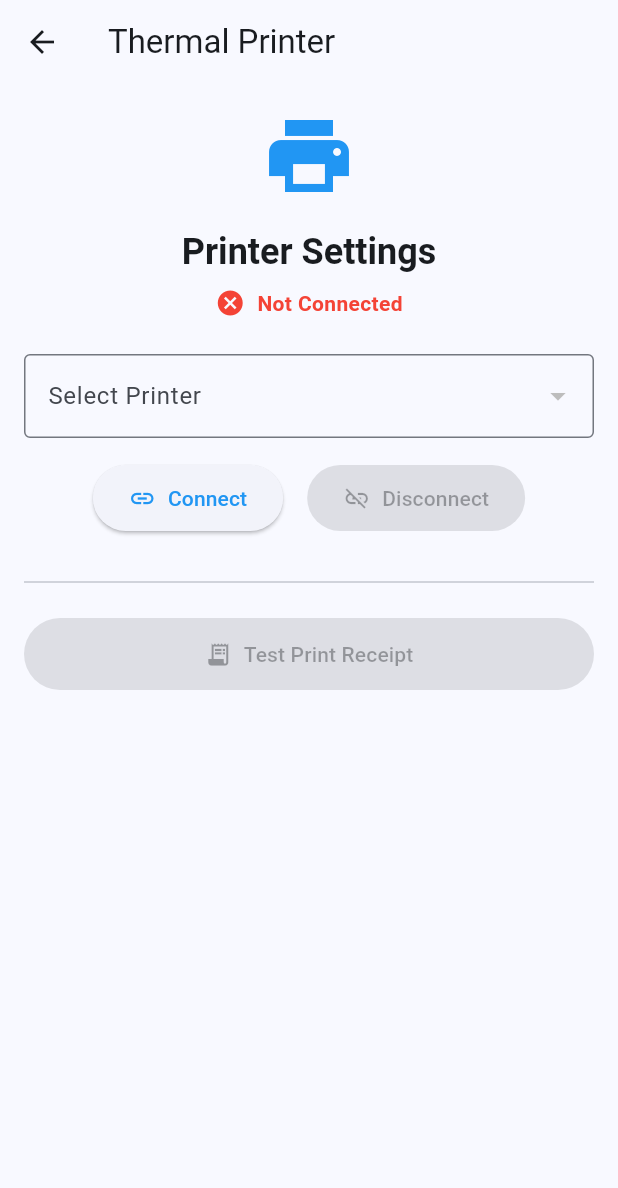
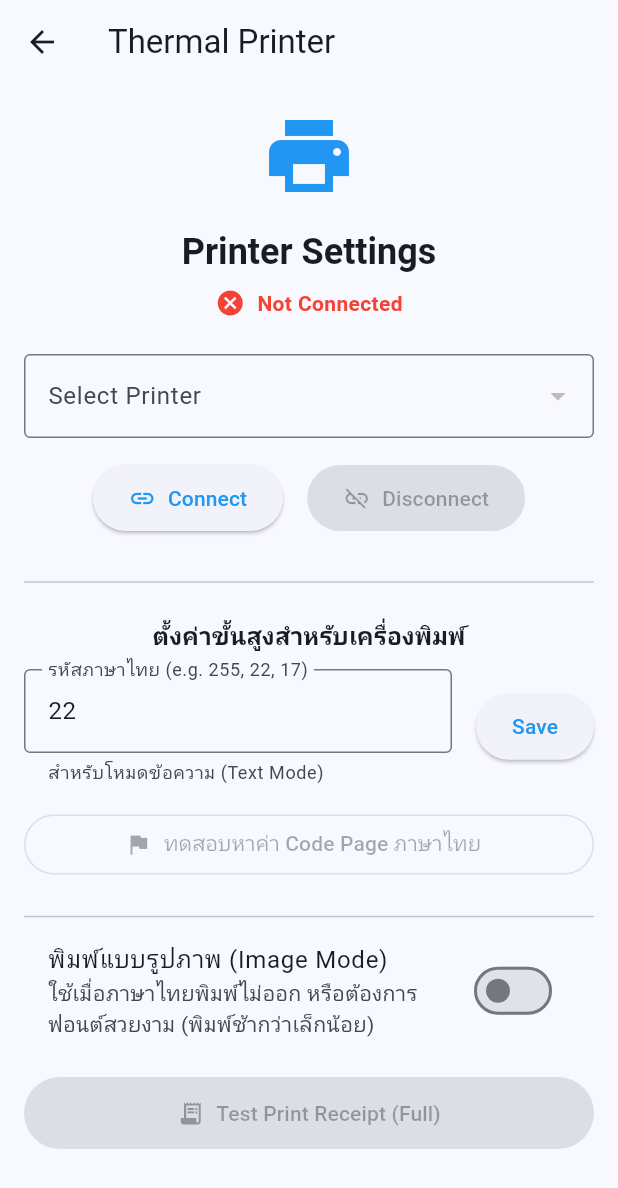
Before and after one commit to sattha249/bright-motor-mobile, a Flutter app: the PrinterPage screen opened directly, on a phone screen of 412 x 824 dp. Shown: the top 1188 px of the screen. Run offline on Flutter 3.47's test engine with Material 3 defaults, Android fonts, the phone set to English and light mode, and no system bars; our stand-ins replace flutter_dotenv, flutter_hooks, hooks_riverpod, riverpod, shared_preferences; missing offline and left inert: blue_thermal_printer, pretty_http_logger; accounts and stored records are empty.

Commit message:
new option for printer setting for compatible with many model

```diff
--- a/lib/screens/printer/printer_page.dart
+++ b/lib/screens/printer/printer_page.dart
@@ -3,6 +3,8 @@ import 'package:brightmotor_store/printer/print_service.dart';
 import 'package:brightmotor_store/providers/printer_provider.dart'; // อย่าลืม import provider ที่สร้าง
 import 'package:flutter/material.dart';
 import 'package:flutter/services.dart';
+import 'package:brightmotor_store/models/cart_model.dart';
+import 'package:brightmotor_store/models/product_model.dart';
 import 'package:hooks_riverpod/hooks_riverpod.dart';
 import 'package:brightmotor_store/utils/preferences.dart';
 
@@ -17,6 +19,8 @@ class _PrinterPageState extends ConsumerState<PrinterPage> {
   BlueThermalPrinter bluetooth = BlueThermalPrinter.instance;
   List<BluetoothDevice> devices = [];
   final Preferences preferences = Preferences();
+  final TextEditingController _codePageController = TextEditingController(text: '22');
+  bool _isImageMode = false;
 
   @override
   void initState() {
@@ -27,6 +31,14 @@ class _PrinterPageState extends ConsumerState<PrinterPage> {
   Future<void> _initPrinter() async {
     // 1. ดึงรายชื่ออุปกรณ์ Bluetooth ทั้งหมดที่เคย Pair ไว้
     await _getDevices();
+
+    final savedCodePage = await preferences.getPrinterCodePage();
+    final savedImageMode = await preferences.getPrinterImageMode();
+
+    setState(() {
+      _codePageController.text = savedCodePage.toString();
+      _isImageMode = savedImageMode;
+    });
 
     // 2. เช็คว่ามีค่าที่บันทึกไว้ไหม (Saved Printer)
     final savedPrinter = await preferences.getSavedPrinter();
@@ -136,19 +148,38 @@ class _PrinterPageState extends ConsumerState<PrinterPage> {
     );
   }
 
+  Future<void> _saveCodePage() async {
+    final code = int.tryParse(_codePageController.text) ?? 255;
+    await preferences.savePrinterCodePage(code);
+    if (mounted) {
+      ScaffoldMessenger.of(context).showSnackBar(
+        SnackBar(content: Text("Saved Code Page: $code")),
+      );
+      // Hide keyboard
+      FocusScope.of(context).unfocus();
+    }
+  }
+
+  Future<void> _toggleImageMode(bool value) async {
+    setState(() {
+      _isImageMode = value;
+    });
+    await preferences.savePrinterImageMode(value);
+  }
+
   @override
   Widget build(BuildContext context) {
-    // ดึงค่าจาก Provider
     final selectedDevice = ref.watch(selectedPrinterProvider);
     final isConnected = ref.watch(isPrinterConnectedProvider);
 
     return Scaffold(
       appBar: AppBar(title: const Text("Thermal Printer")),
-      body: Padding(
+      body: SingleChildScrollView(
         padding: const EdgeInsets.all(16.0),
         child: Column(
           crossAxisAlignment: CrossAxisAlignment.center,
           children: [
+            // ... (Icons, Status, Dropdown, Connect Buttons - same as before) ...
             Icon(Icons.print, size: 64, color: Theme.of(context).colorScheme.primary),
             const SizedBox(height: 16),
             Text(
@@ -157,8 +188,6 @@ class _PrinterPageState extends ConsumerState<PrinterPage> {
               textAlign: TextAlign.center,
             ),
             const SizedBox(height: 8),
-
-            // Status Indicator
             Row(
               mainAxisAlignment: MainAxisAlignment.center,
               children: [
@@ -177,17 +206,13 @@ class _PrinterPageState extends ConsumerState<PrinterPage> {
                 ),
               ],
             ),
-
             const SizedBox(height: 24),
-
-            // Dropdown เลือก Printer
             DropdownButtonFormField<BluetoothDevice>(
               decoration: const InputDecoration(
                 labelText: "Select Printer",
                 border: OutlineInputBorder(),
               ),
               value: selectedDevice,
-              // [Logic 1 & 2] จำค่าจาก Provider และ ล็อคถ้า Connected
               items: devices.map((device) {
                 return DropdownMenuItem(
                   value: device,
@@ -195,54 +220,128 @@ class _PrinterPageState extends ConsumerState<PrinterPage> {
                 );
               }).toList(),
               onChanged: isConnected
-                  ? null // ถ้าต่ออยู่ ให้เป็น null (Disabled/Locked)
+                  ? null
                   : (device) {
-                      // ถ้ายังไม่ต่อ ให้เลือกได้ และอัปเดต Provider
                       ref.read(selectedPrinterProvider.notifier).state = device;
                     },
             ),
-
             const SizedBox(height: 16),
-
-            // ปุ่ม Connect / Disconnect
             Row(
               mainAxisAlignment: MainAxisAlignment.center,
               children: [
                 ElevatedButton.icon(
-                  // ถ้าต่ออยู่ ห้ามกด Connect ซ้ำ
                   onPressed: isConnected ? null : _connectToPrinter,
                   icon: const Icon(Icons.link),
                   label: const Text("Connect"),
                 ),
                 const SizedBox(width: 16),
                 ElevatedButton.icon(
-                  // ถ้ายังไม่ต่อ ห้ามกด Disconnect
                   onPressed: !isConnected ? null : _disconnectPrinter,
                   icon: const Icon(Icons.link_off),
                   label: const Text("Disconnect"),
                   style: ElevatedButton.styleFrom(
                     backgroundColor: Colors.redAccent,
-                    foregroundColor: Colors.white, // สีตัวหนังสือ
+                    foregroundColor: Colors.white,
                   ),
                 ),
               ],
             ),
 
             const SizedBox(height: 24),
-            Divider(),
+            const Divider(),
+
+            const SizedBox(height: 16),
+            Text(
+              "ตั้งค่าขั้นสูงสำหรับเครื่องพิมพ์",
+              style: Theme.of(context).textTheme.titleMedium?.copyWith(fontWeight: FontWeight.bold),
+            ),
+            const SizedBox(height: 10),
+
+            // Code Page Input (Disable if Image Mode is ON to avoid confusion)
+            Row(
+              children: [
+                Expanded(
+                  child: TextField(
+                    controller: _codePageController,
+                    keyboardType: TextInputType.number,
+                    enabled: !_isImageMode, // Disable when Image Mode is on
+                    decoration: InputDecoration(
+                      labelText: "รหัสภาษาไทย (e.g. 255, 22, 17)",
+                      border: const OutlineInputBorder(),
+                      helperText: _isImageMode
+                          ? "ไม่ได้ใช้งานในโหมดรูปภาพ"
+                          : "สำหรับโหมดข้อความ (Text Mode)",
+                    ),
+                  ),
+                ),
+                const SizedBox(width: 16),
+                ElevatedButton(
+                  onPressed: _isImageMode ? null : _saveCodePage,
+                  child: const Text("Save"),
+                ),
+              ],
+            ),
+
             const SizedBox(height: 16),
 
-            // ปุ่ม Test Print
+            OutlinedButton.icon(
+              onPressed: (isConnected && !_isImageMode)
+                  ? () => PrintService().findThaiCodePage(context)
+                  : null,
+              icon: const Icon(Icons.flag),
+              label: const Text("ทดสอบหาค่า Code Page ภาษาไทย"),
+              style: OutlinedButton.styleFrom(
+                minimumSize: const Size.fromHeight(40),
+              ),
+            ),
+
+            const SizedBox(height: 16),
+            const Divider(),
+
+            // [New] Image Mode Switch
+            SwitchListTile(
+              title: const Text("พิมพ์แบบรูปภาพ (Image Mode)"),
+              subtitle: const Text("ใช้เมื่อภาษาไทยพิมพ์ไม่ออก หรือต้องการฟอนต์สวยงาม (พิมพ์ช้ากว่าเล็กน้อย)"),
+              value: _isImageMode,
+              onChanged: _toggleImageMode,
+              activeColor: Theme.of(context).colorScheme.primary,
+            ),
+
+            const SizedBox(height: 16),
+
             ElevatedButton.icon(
               onPressed: isConnected
-                  ? () => PrintService().testPrinter()
-                  : null, // ถ้าไม่ต่อ กดไม่ได้
+                  ? () => PrintService().printReceipt(context, [
+                      // Creating dummy items for test
+                      CartItem(
+                        product: Product(
+                          id: 999,
+                          description: "ทดสอบสินค้า A",
+                          sellPrice: "100.00",
+                          category: "", brand: "", model: "", costPrice: "", unit: "",
+                        ),
+                        quantity: 1,
+                        discountValue: 0.0
+                      ),
+                      CartItem(
+                        product: Product(
+                          id: 888,
+                          description: "ทดสอบสินค้า B",
+                          sellPrice: "50.00",
+                          category: "", brand: "", model: "", costPrice: "", unit: "",
+                        ),
+                        quantity: 2,
+                        discountValue: 0.0
+                      ),
+                    ], customerName: "ลูกค้าทดสอบ")
+                  : null,
               icon: const Icon(Icons.receipt_long),
-              label: const Text("Test Print Receipt"),
+              label: const Text("Test Print Receipt (Full)"),
               style: ElevatedButton.styleFrom(
                 minimumSize: const Size.fromHeight(48),
               ),
             ),
+            const SizedBox(height: 20),
           ],
         ),
       ),
--- a/lib/utils/preferences.dart
+++ b/lib/utils/preferences.dart
@@ -10,7 +10,8 @@ class Preferences {
   static const String keyToken = 'auth_token';
   static const String keyPrinterName = 'printer_name';
   static const String keyPrinterAddress = 'printer_address';
-
+  static const String keyPrinterCodePage = 'printer_code_page';
+  static const String keyPrinterImageMode = 'printer_image_mode';
   // --- จัดการ Token (Login/Logout) ---
 
   // บันทึก Token
@@ -58,4 +59,25 @@ class Preferences {
     await prefs.remove(keyPrinterName);
     await prefs.remove(keyPrinterAddress);
   }
+
+  Future<void> savePrinterCodePage(int code) async {
+    final prefs = await SharedPreferences.getInstance();
+    await prefs.setInt(keyPrinterCodePage, code);
+  }
+
+  // [New] Get Printer Code Page (default to 22 if not set)
+  Future<int> getPrinterCodePage() async {
+    final prefs = await SharedPreferences.getInstance();
+    return prefs.getInt(keyPrinterCodePage) ?? 22;
+  }
+
+  Future<void> savePrinterImageMode(bool isImageMode) async {
+    final prefs = await SharedPreferences.getInstance();
+    await prefs.setBool(keyPrinterImageMode, isImageMode);
+  }
+
+  Future<bool> getPrinterImageMode() async {
+    final prefs = await SharedPreferences.getInstance();
+    return prefs.getBool(keyPrinterImageMode) ?? false;
+  }
 }
```
Also changed, not shown: lib/printer/print_service.dart (+190 -22 lines).
